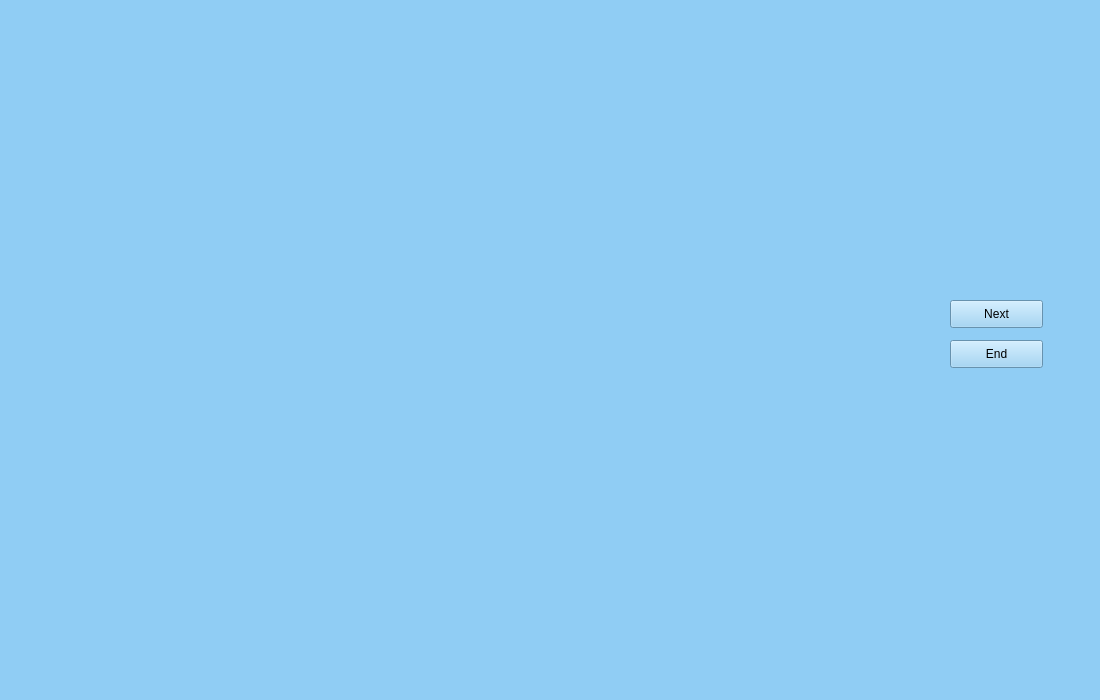
Above: ui/main.ui from MartinRapcan/EyeTracking before the change. Below: the same form after it.
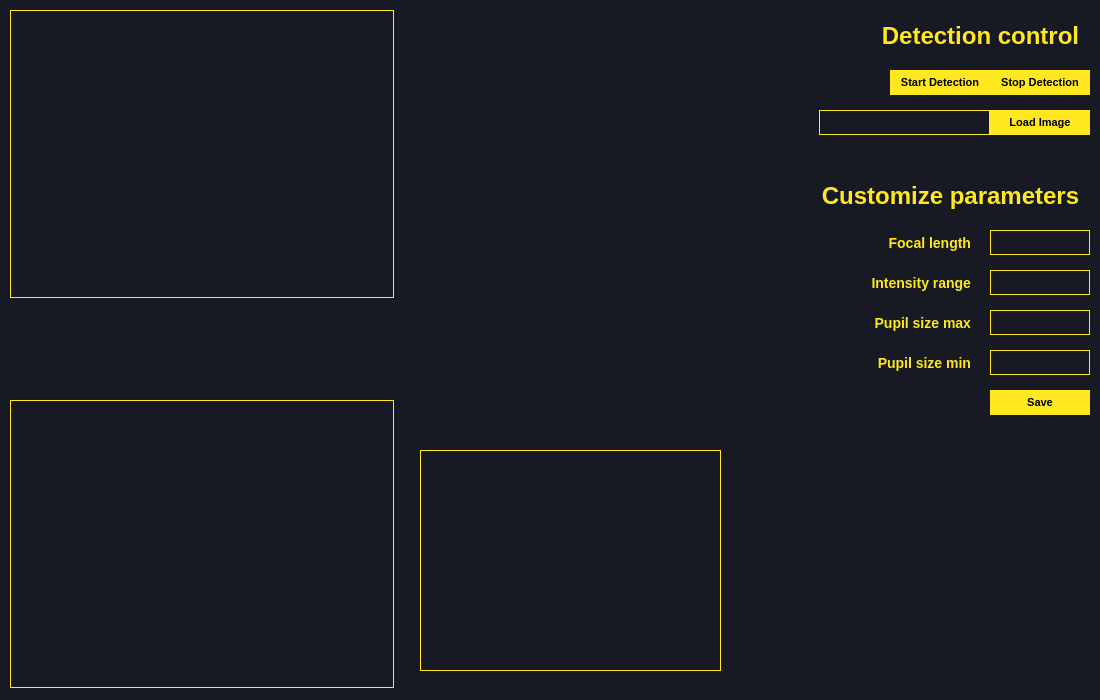
That is the form after the change.

```diff
--- a/ui/main.ui
+++ b/ui/main.ui
@@ -1,7 +1,7 @@
 <?xml version="1.0" encoding="UTF-8"?>
 <ui version="4.0">
- <class>MainWindow</class>
- <widget class="QMainWindow" name="MainWindow">
+ <class>Form</class>
+ <widget class="QWidget" name="Form">
   <property name="geometry">
    <rect>
     <x>0</x>
@@ -10,90 +10,75 @@
     <height>700</height>
    </rect>
   </property>
+  <property name="minimumSize">
+   <size>
+    <width>1100</width>
+    <height>700</height>
+   </size>
+  </property>
+  <property name="maximumSize">
+   <size>
+    <width>1100</width>
+    <height>700</height>
+   </size>
+  </property>
   <property name="windowTitle">
    <string>MainWindow</string>
   </property>
-  <property name="styleSheet">
-   <string notr="true">background-color: rgb(100, 100, 100);</string>
-  </property>
-  <widget class="QWidget" name="centralwidget">
    <property name="styleSheet">
     <string notr="true">QWidget {
-background-color: #90cdf4;
+background-color: #171923;
 }</string>
    </property>
-   <widget class="QLabel" name="imgLabel">
+  <widget class="QLabel" name="imageLabel">
     <property name="geometry">
      <rect>
       <x>10</x>
       <y>10</y>
-      <width>370</width>
-      <height>260</height>
+     <width>384</width>
+     <height>288</height>
      </rect>
     </property>
     <property name="styleSheet">
      <string notr="true">QLabel {
-border: 1px solid black;
+border: 1px solid #FFE81F;
 }
 </string>
     </property>
     <property name="frameShape">
      <enum>QFrame::Box</enum>
     </property>
+   <property name="frameShadow">
+    <enum>QFrame::Raised</enum>
+   </property>
+   <property name="lineWidth">
+    <number>2</number>
+   </property>
     <property name="text">
      <string/>
     </property>
-   </widget>
-   <widget class="QPushButton" name="stopButton">
-    <property name="geometry">
-     <rect>
-      <x>390</x>
-      <y>60</y>
-      <width>150</width>
-      <height>40</height>
-     </rect>
-    </property>
-    <property name="styleSheet">
-     <string notr="true">QPushButton {
-background-color: #3182CE;
-border: none;
-border-radius: 20px;
-font-size: 12px;
-color: white;
-font-weight: 600;
-}
-
-QPushButton:hover {
-background-color: #90CDF4;
-
-}
-
-QPushButton:pressed {
-background-color: #90CDF4;
-
-}
-</string>
-    </property>
-    <property name="text">
-     <string>Stop/Pause</string>
+   <property name="alignment">
+    <set>Qt::AlignCenter</set>
+   </property>
+   <property name="indent">
+    <number>0</number>
     </property>
    </widget>
    <widget class="QPushButton" name="startButton">
     <property name="geometry">
      <rect>
-      <x>390</x>
-      <y>10</y>
-      <width>150</width>
-      <height>40</height>
+     <x>890</x>
+     <y>70</y>
+     <width>100</width>
+     <height>25</height>
      </rect>
     </property>
     <property name="styleSheet">
      <string notr="true">QPushButton {
-background-color: #3182CE;
+background-color: #FFE81F;
 border: none;
-border-radius: 20px;
-font-size: 12px;
-color: white;
+font-size: 11px;
+color: black;
 font-weight: 600;
 }
 
@@ -105,51 +90,81 @@
 QPushButton:pressed {
 background-color: #90CDF4;
 
+}</string>
+   </property>
+   <property name="text">
+    <string>Start Detection</string>
+   </property>
+  </widget>
+  <widget class="QPushButton" name="stopButton">
+   <property name="geometry">
+    <rect>
+     <x>990</x>
+     <y>70</y>
+     <width>100</width>
+     <height>25</height>
+    </rect>
+   </property>
+   <property name="styleSheet">
+    <string notr="true">QPushButton {
+background-color: #FFE81F;
+border: none;
+font-size: 11px;
+color: black;
+font-weight: 600;
 }
-</string>
+
+QPushButton:hover {
+background-color: #ccba18;
+
+}
+
+QPushButton:pressed {
+background-color: #ccba18;
+
+}</string>
     </property>
     <property name="text">
-     <string>Start Webcam</string>
-    </property>
-   </widget>
-   <widget class="QLabel" name="screenLabel">
+    <string>Stop Detection</string>
+   </property>
+  </widget>
+  <widget class="QLabel" name="imagePath">
     <property name="geometry">
      <rect>
-      <x>10</x>
-      <y>280</y>
-      <width>624</width>
-      <height>351</height>
+     <x>819</x>
+     <y>110</y>
+     <width>171</width>
+     <height>25</height>
      </rect>
     </property>
     <property name="styleSheet">
      <string notr="true">QLabel {
-border: 1px solid black;
-}
-</string>
-    </property>
-    <property name="frameShape">
-     <enum>QFrame::Box</enum>
+border: 1px solid #FFE81F;
+color: white;
+}</string>
     </property>
     <property name="text">
      <string/>
     </property>
+   <property name="wordWrap">
+    <bool>true</bool>
+   </property>
    </widget>
    <widget class="QPushButton" name="loadImage">
     <property name="geometry">
      <rect>
-      <x>390</x>
+     <x>990</x>
       <y>110</y>
-      <width>150</width>
-      <height>40</height>
+     <width>100</width>
+     <height>25</height>
      </rect>
     </property>
     <property name="styleSheet">
      <string notr="true">QPushButton {
-background-color: #3182CE;
+background-color: #FFE81F;
 border: none;
-border-radius: 20px;
-font-size: 12px;
-color: white;
+font-size: 11px;
+color: black;
 font-weight: 600;
 }
 
@@ -161,193 +176,322 @@
 QPushButton:pressed {
 background-color: #90CDF4;
 
-}
-</string>
+}</string>
     </property>
     <property name="text">
      <string>Load Image</string>
     </property>
    </widget>
+  <widget class="QLabel" name="imageLabelManual">
+   <property name="geometry">
+    <rect>
+     <x>10</x>
+     <y>400</y>
+     <width>384</width>
+     <height>288</height>
+    </rect>
+   </property>
+   <property name="styleSheet">
+    <string notr="true">QLabel {
+border: 1px solid #FFE81F;
+}
+</string>
+   </property>
+   <property name="frameShape">
+    <enum>QFrame::Box</enum>
+   </property>
+   <property name="frameShadow">
+    <enum>QFrame::Raised</enum>
+   </property>
+   <property name="lineWidth">
+    <number>2</number>
+   </property>
+   <property name="text">
+    <string/>
+   </property>
+   <property name="alignment">
+    <set>Qt::AlignCenter</set>
+   </property>
+   <property name="indent">
+    <number>0</number>
+   </property>
+  </widget>
+  <widget class="QListWidget" name="listImages">
+   <property name="geometry">
+    <rect>
+     <x>420</x>
+     <y>450</y>
+     <width>301</width>
+     <height>221</height>
+    </rect>
+   </property>
+   <property name="styleSheet">
+    <string notr="true">QListWidget {
+border: 1px solid #FFE81F;
+color: white;
+}</string>
+   </property>
+   <property name="frameShadow">
+    <enum>QFrame::Sunken</enum>
+   </property>
+   <property name="lineWidth">
+    <number>2</number>
+   </property>
+   <property name="horizontalScrollBarPolicy">
+    <enum>Qt::ScrollBarAlwaysOff</enum>
+   </property>
+   <property name="sizeAdjustPolicy">
+    <enum>QAbstractScrollArea::AdjustToContents</enum>
+   </property>
+  </widget>
    <widget class="QLabel" name="label">
     <property name="geometry">
      <rect>
-      <x>560</x>
+     <x>810</x>
+     <y>170</y>
+     <width>281</width>
+     <height>51</height>
+    </rect>
+   </property>
+   <property name="styleSheet">
+    <string notr="true">QLabel {
+border: none;
+color: #FFE81F;
+background: none;
+font-size: 24px;
+font-weight: bold;
+}</string>
+   </property>
+   <property name="text">
+    <string>Customize parameters</string>
+   </property>
+   <property name="alignment">
+    <set>Qt::AlignCenter</set>
+   </property>
+  </widget>
+  <widget class="QLabel" name="label_2">
+   <property name="geometry">
+    <rect>
+     <x>870</x>
       <y>20</y>
-      <width>251</width>
+     <width>221</width>
       <height>31</height>
      </rect>
     </property>
     <property name="styleSheet">
      <string notr="true">QLabel {
-	color: white;
-	font-size: 16px;
-	font-weight: 500;
+border: none;
+color: #FFE81F;
+background: none;
+font-size: 24px;
+font-weight: bold;
 }</string>
     </property>
     <property name="text">
-     <string>Images</string>
+    <string>Detection control</string>
     </property>
     <property name="alignment">
      <set>Qt::AlignCenter</set>
     </property>
-    <property name="indent">
-     <number>0</number>
-    </property>
-   </widget>
-   <widget class="QListWidget" name="listImages">
+  </widget>
+  <widget class="QLabel" name="label_3">
     <property name="geometry">
      <rect>
-      <x>560</x>
-      <y>60</y>
-      <width>256</width>
-      <height>192</height>
-     </rect>
-    </property>
-   </widget>
-   <widget class="QPushButton" name="removeImage">
+     <x>880</x>
+     <y>230</y>
+     <width>91</width>
+     <height>25</height>
+    </rect>
+   </property>
+   <property name="styleSheet">
+    <string notr="true">QLabel {
+border: none;
+color: #FFE81F;
+background: none;
+font-size: 14px;
+font-weight: bold;
+}</string>
+   </property>
+   <property name="text">
+    <string>Focal length</string>
+   </property>
+   <property name="alignment">
+    <set>Qt::AlignRight|Qt::AlignTrailing|Qt::AlignVCenter</set>
+   </property>
+  </widget>
+  <widget class="QLineEdit" name="focalLength">
     <property name="geometry">
      <rect>
-      <x>390</x>
-      <y>160</y>
-      <width>151</width>
-      <height>41</height>
+     <x>990</x>
+     <y>230</y>
+     <width>100</width>
+     <height>25</height>
      </rect>
     </property>
     <property name="styleSheet">
-     <string notr="true">QPushButton {
-background-color: #3182CE;
-border: none;
-border-radius: 20px;
-font-size: 12px;
+    <string notr="true">QLineEdit {
+border: 1px solid #FFE81F;
 color: white;
-font-weight: 600;
-}
-
-QPushButton:hover {
-background-color: #90CDF4;
-
-}
-
-QPushButton:pressed {
-background-color: #90CDF4;
-
-}
-</string>
-    </property>
-    <property name="text">
-     <string>Remove Image</string>
-    </property>
-   </widget>
-   <widget class="QPushButton" name="slideShow">
+}</string>
+   </property>
+  </widget>
+  <widget class="QLabel" name="label_4">
     <property name="geometry">
      <rect>
-      <x>390</x>
-      <y>210</y>
-      <width>151</width>
-      <height>41</height>
+     <x>850</x>
+     <y>270</y>
+     <width>121</width>
+     <height>25</height>
      </rect>
     </property>
     <property name="styleSheet">
-     <string notr="true">QPushButton {
-background-color: #3182CE;
+    <string notr="true">QLabel {
 border: none;
-border-radius: 20px;
-font-size: 12px;
-color: white;
-font-weight: 600;
-}
-
-QPushButton:hover {
-background-color: #90CDF4;
-
-}
-
-QPushButton:pressed {
-background-color: #90CDF4;
-
-}
-</string>
+color: #FFE81F;
+background: none;
+font-size: 14px;
+font-weight: bold;
+}</string>
     </property>
     <property name="text">
-     <string>Slide Show</string>
-    </property>
-   </widget>
-   <widget class="QLabel" name="postion">
+    <string>Intensity range</string>
+   </property>
+   <property name="alignment">
+    <set>Qt::AlignRight|Qt::AlignTrailing|Qt::AlignVCenter</set>
+   </property>
+  </widget>
+  <widget class="QLineEdit" name="intensityRange">
     <property name="geometry">
      <rect>
-      <x>660</x>
-      <y>590</y>
-      <width>261</width>
-      <height>31</height>
-     </rect>
-    </property>
-    <property name="text">
-     <string/>
-    </property>
-   </widget>
-   <widget class="QWidget" name="slide" native="true">
+     <x>990</x>
+     <y>270</y>
+     <width>100</width>
+     <height>25</height>
+    </rect>
+   </property>
+   <property name="styleSheet">
+    <string notr="true">QLineEdit {
+border: 1px solid #FFE81F;
+color: white;
+}</string>
+   </property>
+  </widget>
+  <widget class="QLineEdit" name="pupilSizeMax">
     <property name="geometry">
      <rect>
-      <x>0</x>
-      <y>0</y>
-      <width>1100</width>
-      <height>700</height>
+     <x>990</x>
+     <y>310</y>
+     <width>100</width>
+     <height>25</height>
      </rect>
     </property>
     <property name="styleSheet">
-     <string notr="true">QWidget {
-background-color: #90cdf4;
+    <string notr="true">QLineEdit {
+border: 1px solid #FFE81F;
+color: white;
 }</string>
     </property>
-    <widget class="QLabel" name="image">
+  </widget>
+  <widget class="QLabel" name="label_5">
      <property name="geometry">
       <rect>
-       <x>120</x>
-       <y>30</y>
-       <width>800</width>
-       <height>600</height>
-      </rect>
-     </property>
-     <property name="frameShape">
-      <enum>QFrame::Box</enum>
-     </property>
-     <property name="frameShadow">
-      <enum>QFrame::Raised</enum>
-     </property>
-     <property name="lineWidth">
-      <number>0</number>
-     </property>
-     <property name="text">
-      <string/>
-     </property>
-    </widget>
-    <widget class="QPushButton" name="next">
+     <x>870</x>
+     <y>310</y>
+     <width>101</width>
+     <height>25</height>
+    </rect>
+   </property>
+   <property name="styleSheet">
+    <string notr="true">QLabel {
+border: none;
+color: #FFE81F;
+background: none;
+font-size: 14px;
+font-weight: bold;
+}</string>
+   </property>
+   <property name="text">
+    <string>Pupil size max</string>
+   </property>
+   <property name="alignment">
+    <set>Qt::AlignRight|Qt::AlignTrailing|Qt::AlignVCenter</set>
+   </property>
+  </widget>
+  <widget class="QLineEdit" name="pupilSizeMin">
+   <property name="geometry">
+    <rect>
+     <x>990</x>
+     <y>350</y>
+     <width>100</width>
+     <height>25</height>
+    </rect>
+   </property>
+   <property name="styleSheet">
+    <string notr="true">QLineEdit {
+border: 1px solid #FFE81F;
+color: white;
+}</string>
+   </property>
+  </widget>
+  <widget class="QLabel" name="label_6">
      <property name="geometry">
       <rect>
-       <x>950</x>
-       <y>300</y>
-       <width>93</width>
-       <height>28</height>
-      </rect>
-     </property>
+     <x>870</x>
+     <y>350</y>
+     <width>101</width>
+     <height>25</height>
+    </rect>
+   </property>
+   <property name="styleSheet">
+    <string notr="true">QLabel {
+border: none;
+color: #FFE81F;
+background: none;
+font-size: 14px;
+font-weight: bold;
+}</string>
+   </property>
      <property name="text">
-      <string>Next</string>
-     </property>
-    </widget>
-    <widget class="QPushButton" name="end">
+    <string>Pupil size min</string>
+   </property>
+   <property name="alignment">
+    <set>Qt::AlignRight|Qt::AlignTrailing|Qt::AlignVCenter</set>
+   </property>
+  </widget>
+  <widget class="QPushButton" name="saveParameters">
      <property name="geometry">
       <rect>
-       <x>950</x>
-       <y>340</y>
-       <width>93</width>
-       <height>28</height>
-      </rect>
-     </property>
+     <x>990</x>
+     <y>390</y>
+     <width>100</width>
+     <height>25</height>
+    </rect>
+   </property>
+   <property name="styleSheet">
+    <string notr="true">QPushButton {
+background-color: #FFE81F;
+border: none;
+font-size: 11px;
+color: black;
+font-weight: 600;
+}
+
+QPushButton:hover {
+background-color: #ccba18;
+
+}
+
+QPushButton:pressed {
+background-color: #ccba18;
+}
+
+QPushButton:disabled {
+    background-color:  #87814c;
+}</string>
+   </property>
      <property name="text">
-      <string>End</string>
-     </property>
-    </widget>
-   </widget>
+    <string>Save</string>
+   </property>
   </widget>
  </widget>
  <resources/>
```
Left out of the diff: 10 changed lines with no effect on the pictures. Lines whose indentation alone changed are shown as unchanged.
